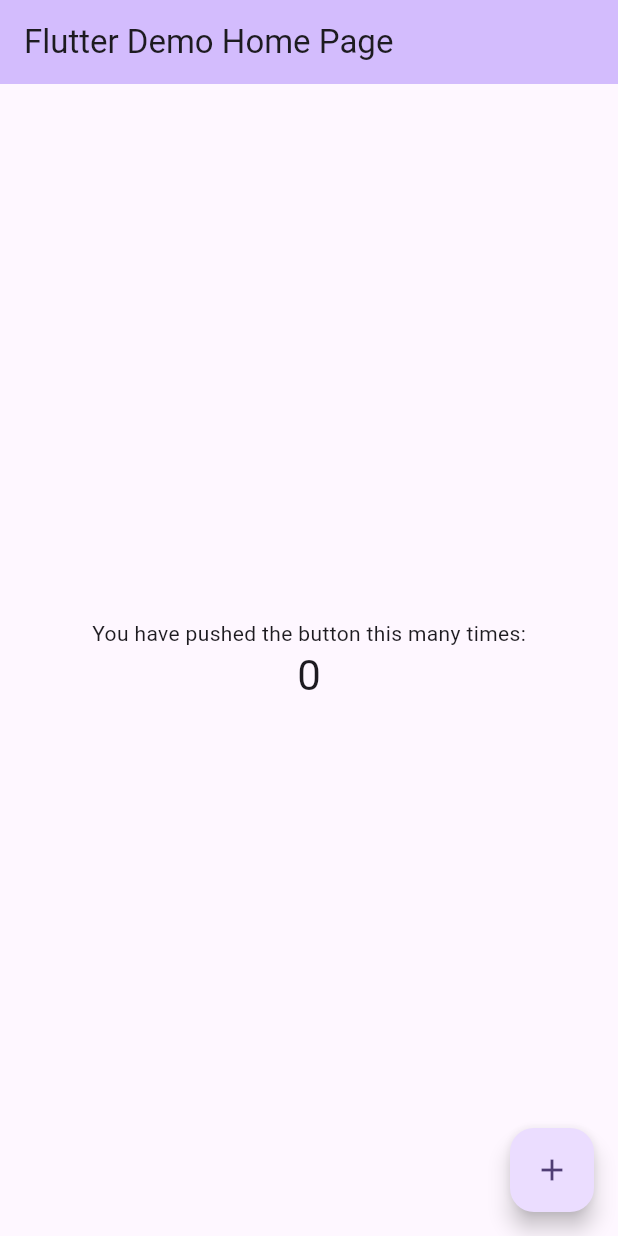
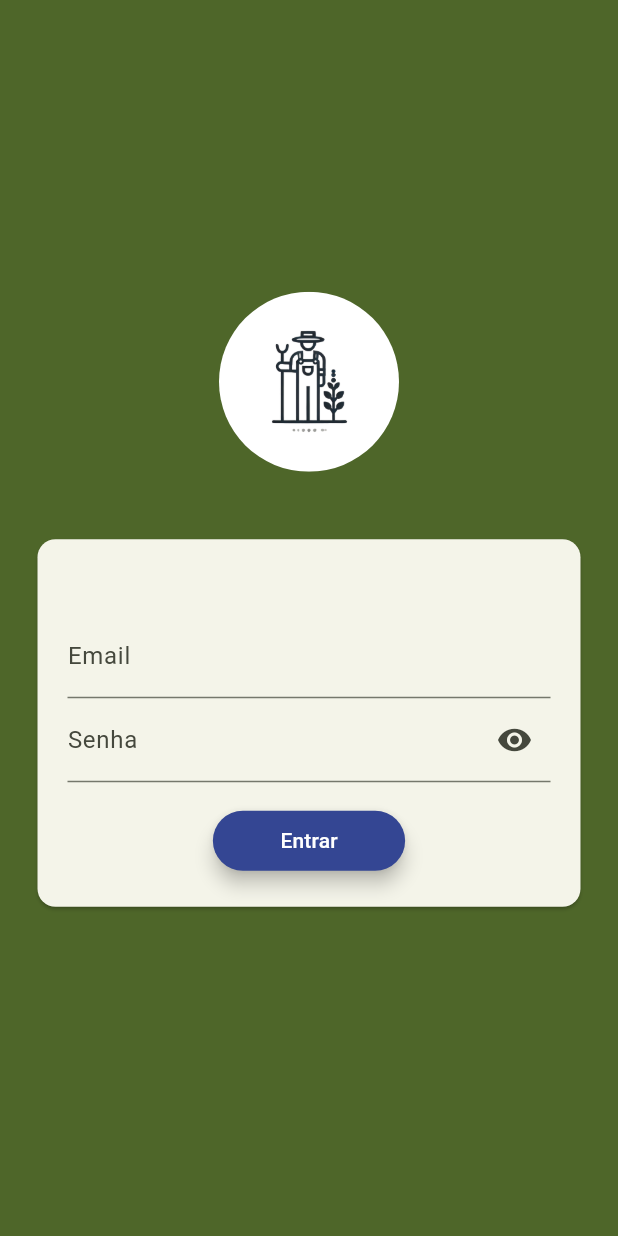
Before and after one commit to Kaio-Goes/farmer, a Flutter app: the screen it shows after launch, on a phone screen of 412 x 824 dp. Run offline on Flutter 3.47's test engine with Material 3 defaults, Android fonts, the phone set to English and light mode, and no system bars.

Commit message:
Feature create page login auth

```diff
--- /dev/null
+++ b/lib/core/models/auth_form_data.dart
@@ -0,0 +1,34 @@
+import 'dart:io';
+
+import 'package:flutter/material.dart';
+
+enum AuthMode { signup, login }
+
+class AuthFormData {
+  TextEditingController name = TextEditingController();
+  TextEditingController email = TextEditingController();
+  TextEditingController cpf = TextEditingController();
+  TextEditingController cpfCnpj = TextEditingController();
+  TextEditingController phone = TextEditingController();
+  String? sex;
+  DateTime? birthDate;
+  TextEditingController oabSubscription = TextEditingController();
+  String? oabState;
+  TextEditingController password = TextEditingController();
+  TextEditingController confirmedPassword = TextEditingController();
+  File? image;
+
+//   AuthMode mode = AuthMode.login;
+
+//   bool get isLogin {
+//     return mode == AuthMode.login;
+//   }
+
+//   bool get isSignup {
+//     return mode == AuthMode.signup;
+//   }
+
+//   void toggleAuthMode() {
+//     mode = isLogin ? AuthMode.signup : AuthMode.login;
+//   }
+}
--- /dev/null
+++ b/lib/core/utilities/styles_constants.dart
@@ -0,0 +1,3 @@
+import 'package:flutter/material.dart';
+
+const colorTertiary = Color.fromRGBO(52, 70, 147, 1);
--- a/lib/main.dart
+++ b/lib/main.dart
@@ -1,3 +1,4 @@
+import 'package:farmer/pages/login/auth_page.dart';
 import 'package:flutter/material.dart';
 
 void main() {
@@ -11,115 +12,13 @@ class MyApp extends StatelessWidget {
   @override
   Widget build(BuildContext context) {
     return MaterialApp(
-      title: 'Flutter Demo',
+      title: 'Agricultor Rural',
       theme: ThemeData(
-        // This is the theme of your application.
-        //
-        // TRY THIS: Try running your application with "flutter run". You'll see
-        // the application has a purple toolbar. Then, without quitting the app,
-        // try changing the seedColor in the colorScheme below to Colors.green
-        // and then invoke "hot reload" (save your changes or press the "hot
-        // reload" button in a Flutter-supported IDE, or press "r" if you used
-        // the command line to start the app).
-        //
-        // Notice that the counter didn't reset back to zero; the application
-        // state is not lost during the reload. To reset the state, use hot
-        // restart instead.
-        //
-        // This works for code too, not just values: Most code changes can be
-        // tested with just a hot reload.
-        colorScheme: ColorScheme.fromSeed(seedColor: Colors.deepPurple),
+        colorScheme: ColorScheme.fromSeed(
+            seedColor: const Color.fromARGB(255, 158, 206, 82)),
         useMaterial3: true,
       ),
-      home: const MyHomePage(title: 'Flutter Demo Home Page'),
+      home: const AuthPage(),
     );
   }
 }
-
-class MyHomePage extends StatefulWidget {
-  const MyHomePage({super.key, required this.title});
-
-  // This widget is the home page of your application. It is stateful, meaning
-  // that it has a State object (defined below) that contains fields that affect
-  // how it looks.
-
-  // This class is the configuration for the state. It holds the values (in this
-  // case the title) provided by the parent (in this case the App widget) and
-  // used by the build method of the State. Fields in a Widget subclass are
-  // always marked "final".
-
-  final String title;
-
-  @override
-  State<MyHomePage> createState() => _MyHomePageState();
-}
-
-class _MyHomePageState extends State<MyHomePage> {
-  int _counter = 0;
-
-  void _incrementCounter() {
-    setState(() {
-      // This call to setState tells the Flutter framework that something has
-      // changed in this State, which causes it to rerun the build method below
-      // so that the display can reflect the updated values. If we changed
-      // _counter without calling setState(), then the build method would not be
-      // called again, and so nothing would appear to happen.
-      _counter++;
-    });
-  }
-
-  @override
-  Widget build(BuildContext context) {
-    // This method is rerun every time setState is called, for instance as done
-    // by the _incrementCounter method above.
-    //
-    // The Flutter framework has been optimized to make rerunning build methods
-    // fast, so that you can just rebuild anything that needs updating rather
-    // than having to individually change instances of widgets.
-    return Scaffold(
-      appBar: AppBar(
-        // TRY THIS: Try changing the color here to a specific color (to
-        // Colors.amber, perhaps?) and trigger a hot reload to see the AppBar
-        // change color while the other colors stay the same.
-        backgroundColor: Theme.of(context).colorScheme.inversePrimary,
-        // Here we take the value from the MyHomePage object that was created by
-        // the App.build method, and use it to set our appbar title.
-        title: Text(widget.title),
-      ),
-      body: Center(
-        // Center is a layout widget. It takes a single child and positions it
-        // in the middle of the parent.
-        child: Column(
-          // Column is also a layout widget. It takes a list of children and
-          // arranges them vertically. By default, it sizes itself to fit its
-          // children horizontally, and tries to be as tall as its parent.
-          //
-          // Column has various properties to control how it sizes itself and
-          // how it positions its children. Here we use mainAxisAlignment to
-          // center the children vertically; the main axis here is the vertical
-          // axis because Columns are vertical (the cross axis would be
-          // horizontal).
-          //
-          // TRY THIS: Invoke "debug painting" (choose the "Toggle Debug Paint"
-          // action in the IDE, or press "p" in the console), to see the
-          // wireframe for each widget.
-          mainAxisAlignment: MainAxisAlignment.center,
-          children: <Widget>[
-            const Text(
-              'You have pushed the button this many times:',
-            ),
-            Text(
-              '$_counter',
-              style: Theme.of(context).textTheme.headlineMedium,
-            ),
-          ],
-        ),
-      ),
-      floatingActionButton: FloatingActionButton(
-        onPressed: _incrementCounter,
-        tooltip: 'Increment',
-        child: const Icon(Icons.add),
-      ), // This trailing comma makes auto-formatting nicer for build methods.
-    );
-  }
-}
--- /dev/null
+++ b/lib/pages/login/auth_page.dart
@@ -0,0 +1,183 @@
+import 'dart:io';
+
+import 'package:farmer/core/models/auth_form_data.dart';
+import 'package:farmer/core/utilities/styles_constants.dart';
+import 'package:farmer/core/utilities/validations.dart';
+import 'package:flutter/material.dart';
+
+class AuthPage extends StatefulWidget {
+  const AuthPage({super.key});
+
+  @override
+  State<AuthPage> createState() => _AuthPageState();
+}
+
+class _AuthPageState extends State<AuthPage>
+    with SingleTickerProviderStateMixin {
+  final _formKey = GlobalKey<FormState>();
+  final _authFormData = AuthFormData();
+  TextEditingController textDate = TextEditingController();
+
+  bool isLoading = false;
+  bool loginValid = true;
+  bool obscurePassword = true;
+
+  void _showError(String msg) {
+    ScaffoldMessenger.of(context).showSnackBar(SnackBar(
+      content: Text(msg),
+      backgroundColor: Theme.of(context).colorScheme.error,
+    ));
+  }
+
+  void _submit({required BuildContext context}) async {
+    final isValid = _formKey.currentState?.validate() ?? false;
+    if (!isValid) {
+      return;
+    }
+
+    try {
+      if (!mounted) return;
+      setState(() => isLoading = true);
+    } on SocketException {
+      _showError(
+          'Sem conexão com a internet. Verifique sua rede e tente novamente.');
+    } catch (error) {
+      _showError('Credencias inválidas, por favor verifique e tente novamente');
+    } finally {
+      // ignore: control_flow_in_finally
+      if (!mounted) return;
+      setState(() => isLoading = false);
+    }
+  }
+
+  @override
+  Widget build(BuildContext context) {
+    return Scaffold(
+      backgroundColor: Theme.of(context).primaryColor,
+      body: Stack(
+        children: [
+          Center(
+            child: SingleChildScrollView(
+              child: Column(
+                children: [
+                  SizedBox(
+                    height: 120,
+                    width: 120,
+                    child: ClipOval(
+                      child: Container(
+                        color: Colors.white,
+                        child: Padding(
+                          padding: const EdgeInsets.all(8.0),
+                          child: Image.asset(
+                            "assets/images/icon_agricultor-removebg.png",
+                            fit: BoxFit.cover,
+                          ),
+                        ),
+                      ),
+                    ),
+                  ),
+                  const SizedBox(height: 20),
+                  Card(
+                    margin: const EdgeInsets.all(25),
+                    child: SingleChildScrollView(
+                      child: Column(
+                        children: [
+                          const SizedBox(height: 30),
+                          Padding(
+                            padding: const EdgeInsets.all(20.0),
+                            child: Form(
+                              key: _formKey,
+                              child: Column(
+                                mainAxisAlignment: MainAxisAlignment.center,
+                                children: [
+                                  TextFormField(
+                                    key: const ValueKey('email'),
+                                    controller: _authFormData.email,
+                                    decoration: const InputDecoration(
+                                        label: Text('Email'),
+                                        hintText: 'Digite seu email'),
+                                    validator: (value) => validatorEmail(value),
+                                  ),
+                                  TextFormField(
+                                    key: const ValueKey('password'),
+                                    controller: _authFormData.password,
+                                    onChanged: (password) {
+                                      setState(() {
+                                        _authFormData.password.text = password;
+                                        loginValid = true;
+                                      });
+                                    },
+                                    obscureText: obscurePassword,
+                                    decoration: InputDecoration(
+                                      label: const Text('Senha'),
+                                      suffixIcon: IconButton(
+                                        icon: Icon(
+                                          obscurePassword
+                                              ? Icons.visibility
+                                              : Icons.visibility_off,
+                                        ),
+                                        onPressed: () {
+                                          setState(() {
+                                            obscurePassword = !obscurePassword;
+                                          });
+                                        },
+                                      ),
+                                    ),
+                                    validator: (value) => validatorPassword(
+                                        value,
+                                        loginValid: loginValid),
+                                  ),
+                                  const SizedBox(height: 15),
+                                  // const ResetPasswordCard(),
+                                  ElevatedButton(
+                                    onPressed: () {
+                                      _submit(context: context);
+                                    },
+                                    style: ElevatedButton.styleFrom(
+                                      elevation: 5,
+                                      backgroundColor: colorTertiary,
+                                      padding: const EdgeInsets.symmetric(
+                                          horizontal: 45),
+                                    ),
+                                    child: const Text(
+                                      'Entrar',
+                                      style: TextStyle(color: Colors.white),
+                                    ),
+                                  ),
+                                  // TextButton(
+                                  //   onPressed: () {
+                                  //     Navigator.of(context).push(
+                                  //       MaterialPageRoute(
+                                  //         builder: (context) =>
+                                  //             const CreateUserPage(),
+                                  //       ),
+                                  //     );
+                                  //   },
+                                  //   child: const Text(
+                                  //       'Criar uma nova conta usuário?'),
+                                  // ),
+                                ],
+                              ),
+                            ),
+                          ),
+                        ],
+                      ),
+                    ),
+                  ),
+                ],
+              ),
+            ),
+          ),
+          if (isLoading)
+            Container(
+              decoration:
+                  const BoxDecoration(color: Color.fromRGBO(0, 0, 0, 0.5)),
+              child: const Center(
+                child: CircularProgressIndicator(),
+              ),
+            ),
+        ],
+      ),
+    );
+  }
+}
```
Also changed, not shown: lib/core/utilities/validations.dart (added, +34 -0 lines), pubspec.yaml (+4 -3 lines), assets/images/icon_agricultor-removebg.png (added), pubspec.lock, 5 other files.
